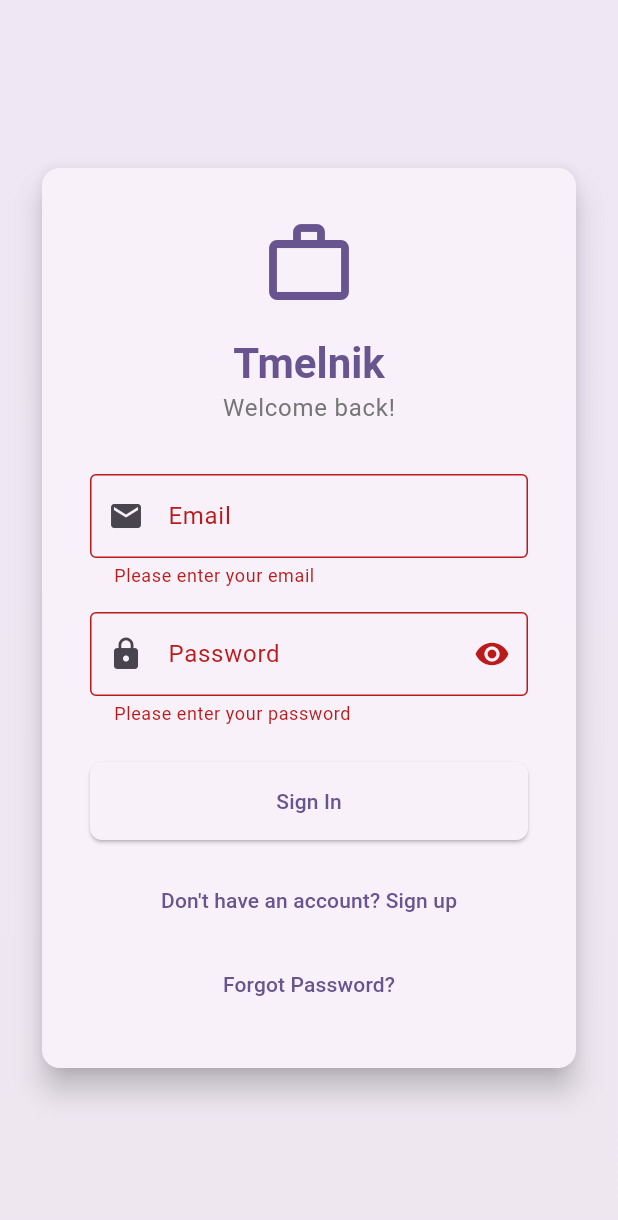
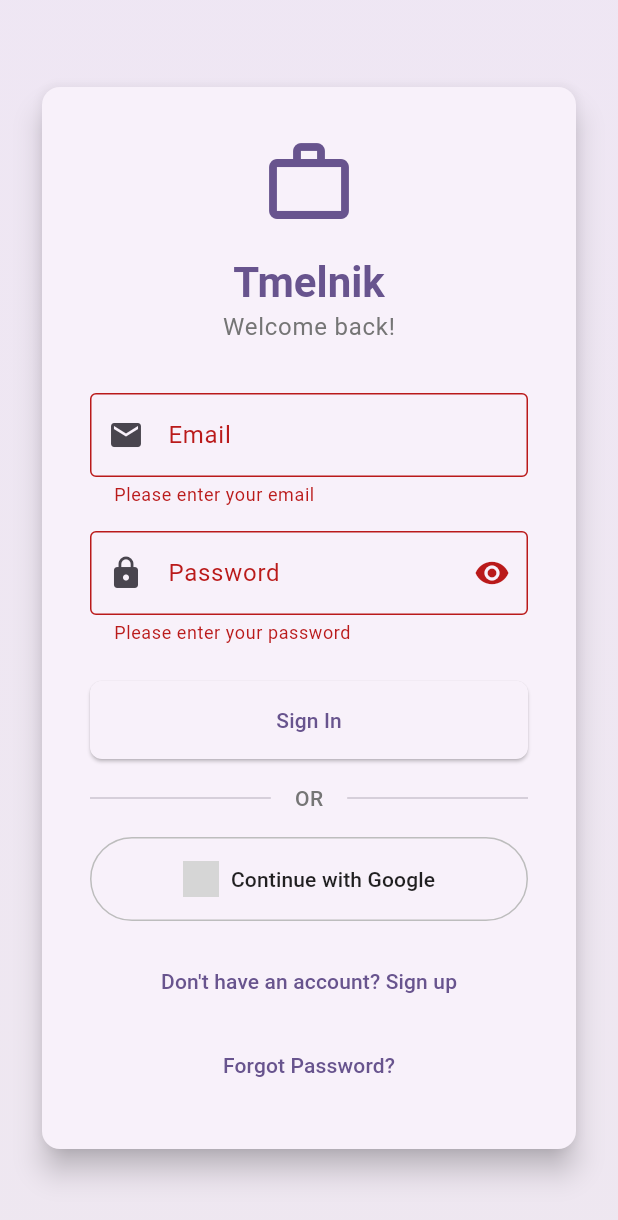
Before and after one commit to GiuseppeVitolo17/TmelnikAPP, a Flutter app: the screen it shows after launch, after a tap on "Sign In", on a phone screen of 412 x 824 dp. Shown: the top 1220 px of the screen. Run offline on Flutter 3.47's test engine with Material 3 defaults, Android fonts, the phone set to English and light mode, and no system bars; our stand-ins replace cloud_firestore, firebase_auth, firebase_core, google_sign_in, shared_preferences; accounts and stored records are empty; grey boxes are pictures that could not be loaded.

Commit message:
🔒 Security: Move Firebase credentials to environment variables
- Replace hardcoded API keys with String.fromEnvironment()
- Add .env file to .gitignore for security
- Create FirebaseConfig class for centralized config management
- Add FIREBASE_SETUP.md with security best practices
- Create run_dev.sh script for easy development setup
- Add Google Sign-In authentication support
- Fix Firestore methods for News and InfoItem models

Security improvements:
✅ No more exposed API keys in repository
✅ Environment variables for all sensitive data
✅ Proper .gitignore configuration
✅ Documentation for secure setup

```diff
--- a/lib/screens/auth_screen.dart
+++ b/lib/screens/auth_screen.dart
@@ -49,6 +49,34 @@ class _AuthScreenState extends State<AuthScreen> {
       }
 
       if (mounted) {
+        Navigator.of(context).pushReplacement(
+          MaterialPageRoute(builder: (context) => const MainNavigationScreen()),
+        );
+      }
+    } catch (e) {
+      if (mounted) {
+        ScaffoldMessenger.of(context).showSnackBar(
+          SnackBar(
+            content: Text(e.toString()),
+            backgroundColor: Colors.red,
+          ),
+        );
+      }
+    } finally {
+      if (mounted) {
+        setState(() => _isLoading = false);
+      }
+    }
+  }
+
+  Future<void> _signInWithGoogle() async {
+    setState(() => _isLoading = true);
+
+    try {
+      final authService = Provider.of<FirebaseAuthService>(context, listen: false);
+      final result = await authService.signInWithGoogle();
+
+      if (result != null && mounted) {
         Navigator.of(context).pushReplacement(
           MaterialPageRoute(builder: (context) => const MainNavigationScreen()),
         );
@@ -214,6 +242,57 @@ class _AuthScreenState extends State<AuthScreen> {
                         ),
                         const SizedBox(height: 16),
 
+                        // Divider
+                        Row(
+                          children: [
+                            const Expanded(child: Divider()),
+                            Padding(
+                              padding: const EdgeInsets.symmetric(horizontal: 16),
+                              child: Text(
+                                'OR',
+                                style: TextStyle(
+                                  color: Colors.grey[600],
+                                  fontWeight: FontWeight.w500,
+                                ),
+                              ),
+                            ),
+                            const Expanded(child: Divider()),
+                          ],
+                        ),
+                        const SizedBox(height: 16),
+
+                        // Google Sign In button
+                        SizedBox(
+                          width: double.infinity,
+                          child: OutlinedButton.icon(
+                            onPressed: _isLoading ? null : _signInWithGoogle,
+                            style: OutlinedButton.styleFrom(
+                              padding: const EdgeInsets.symmetric(vertical: 16),
+                              side: BorderSide(color: Colors.grey[400]!),
+                            ),
+                            icon: Image.asset(
+                              'assets/images/google_logo.png',
+                              height: 20,
+                              width: 20,
+                              errorBuilder: (context, error, stackTrace) {
+                                return const Icon(
+                                  Icons.g_mobiledata,
+                                  size: 24,
+                                  color: Colors.red,
+                                );
+                              },
+                            ),
+                            label: const Text(
+                              'Continue with Google',
+                              style: TextStyle(
+                                color: Colors.black87,
+                                fontWeight: FontWeight.w500,
+                              ),
+                            ),
+                          ),
+                        ),
+                        const SizedBox(height: 16),
+
                         // Toggle between login and registration
                         TextButton(
                           onPressed: _isLoading
--- a/pubspec.yaml
+++ b/pubspec.yaml
@@ -43,6 +43,7 @@ dependencies:
   firebase_auth: ^4.15.3
   cloud_firestore: ^4.13.6
   firebase_storage: ^11.5.6
+  google_sign_in: ^6.2.1
 
   # State management
   provider: ^6.1.1
```
Also changed, not shown: lib/config/firebase_config.dart (added, +56 -0 lines), lib/models/info_item.dart (+45 -0 lines), lib/models/news.dart (+46 -0 lines), lib/services/firebase_auth_service.dart (+60 -0 lines), lib/firebase_options.dart, pubspec.lock, 4 other files.
